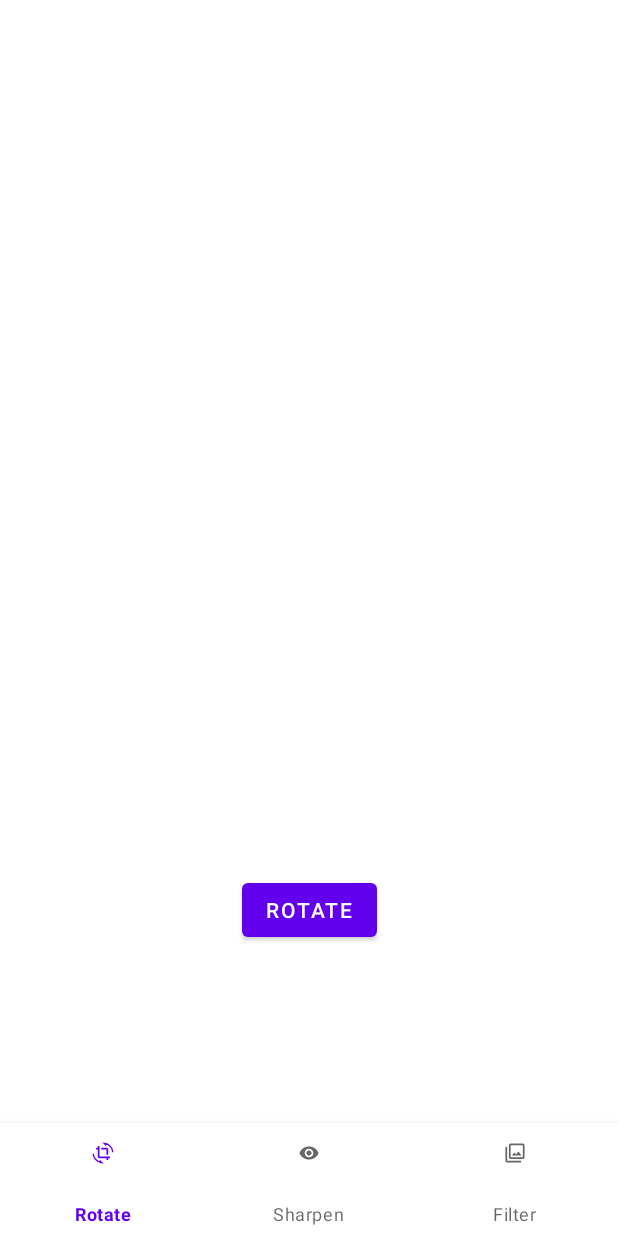
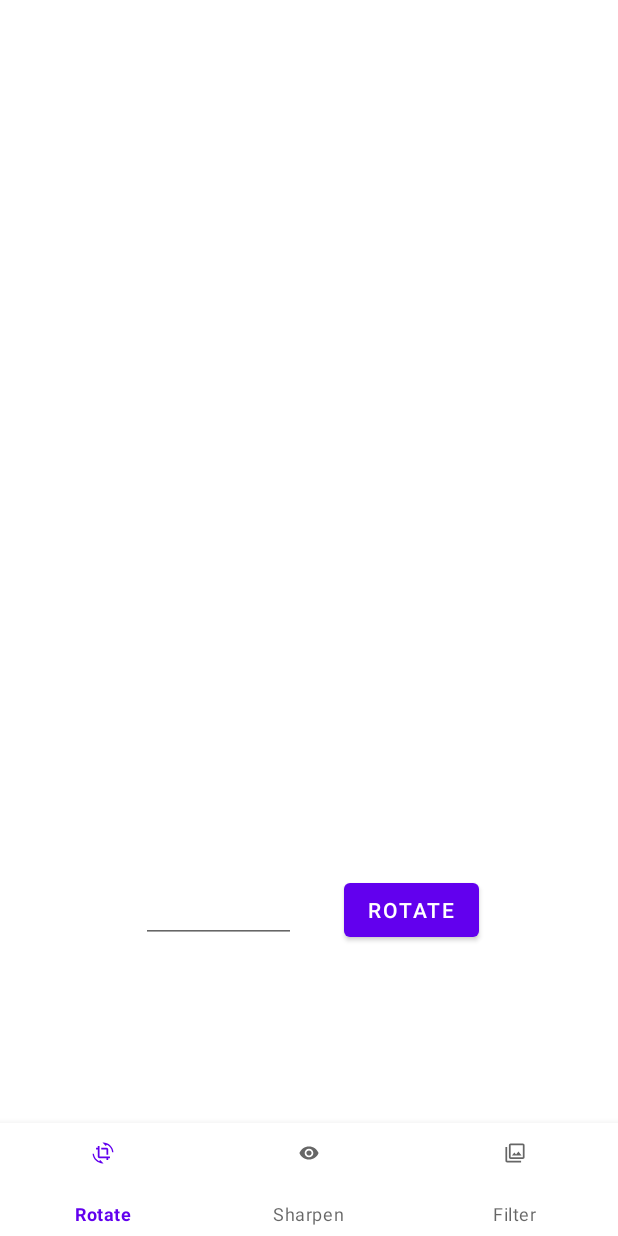
Before and after one commit to xIshuxx/ImageEditingApplication, an Android app: the RotateFragment screen opened directly, with no data from a screen before it, after a tap on "ROTATE", on a phone screen of 412 x 824 dp. Run offline under Robolectric (Android 15) with nearby library versions, the phone set to English and light mode, and no system bars; 2 statements that could not run were skipped.

Commit message:
Rotation changed.

```diff
--- a/app/src/main/java/com/example/imgeditor/RotateFragment.kt
+++ b/app/src/main/java/com/example/imgeditor/RotateFragment.kt
@@ -7,8 +7,10 @@ import android.view.LayoutInflater
 import android.view.View
 import android.view.ViewGroup
 import android.widget.Button
+import android.widget.TextView
 import androidx.core.view.drawToBitmap
 import androidx.fragment.app.Fragment
+import org.w3c.dom.Text
 
 
 class RotateFragment(imgEditing: ImgEditing) :Fragment(){
@@ -33,18 +35,27 @@ class RotateFragment(imgEditing: ImgEditing) :Fragment(){
     override fun onViewCreated(view: View, savedInstanceState: Bundle?) {
         super.onViewCreated(view, savedInstanceState)
         val btn= view.findViewById<Button>(R.id.BtnRotate)
+        val rtText= view.findViewById<TextView>(R.id.rotateText)
         btn?.setOnClickListener {
             org= activity.bitmap!!
-            activity.binding.imageView.setImageBitmap(rotateImage90deg(org))
+            val str = rtText.text.toString()
+            val num:Number
+            if(str.isNotEmpty()){
+                num= str.toInt()
+            }else{
+                num= 0
+            }
+
+            activity.binding.imageView.setImageBitmap(rotateImage90deg(org,num))
         }
     }
 
-    private fun rotateImage90deg(org:Bitmap):Bitmap{
+    private fun rotateImage90deg(org:Bitmap, num:Int):Bitmap{
 
         var rotated:Bitmap
-        counter +=90
-        if(counter==360f){
-            counter=0f
+        counter += num
+        if(counter>=360f){
+            counter -= 360
         }
         val matrix = Matrix()
         matrix.postRotate(counter)
--- a/app/src/main/res/layout/fragment_rotate.xml
+++ b/app/src/main/res/layout/fragment_rotate.xml
@@ -15,7 +15,20 @@
         android:text="@string/rotate"
         app:layout_constraintBottom_toBottomOf="parent"
         app:layout_constraintEnd_toEndOf="parent"
-        app:layout_constraintHorizontal_bias="0.5"
+        app:layout_constraintHorizontal_bias="0.712"
+        app:layout_constraintStart_toStartOf="parent"
+        app:layout_constraintTop_toTopOf="parent"
+        app:layout_constraintVertical_bias="0.499" />
+
+    <EditText
+        android:id="@+id/rotateText"
+        android:layout_width="103dp"
+        android:layout_height="43dp"
+        android:ems="10"
+        android:inputType="number"
+        app:layout_constraintBottom_toBottomOf="parent"
+        app:layout_constraintEnd_toStartOf="@+id/BtnRotate"
+        app:layout_constraintHorizontal_bias="0.744"
         app:layout_constraintStart_toStartOf="parent"
         app:layout_constraintTop_toTopOf="parent" />
 
```
